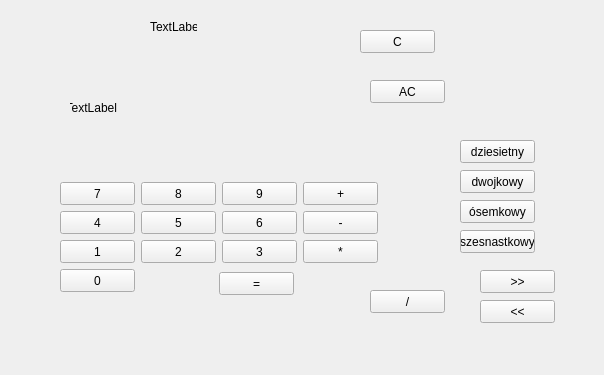
Before: the Qt Designer form calculatorinterface.ui in rekombinator/kalkulator_naukowy, drawn with Qt 5.
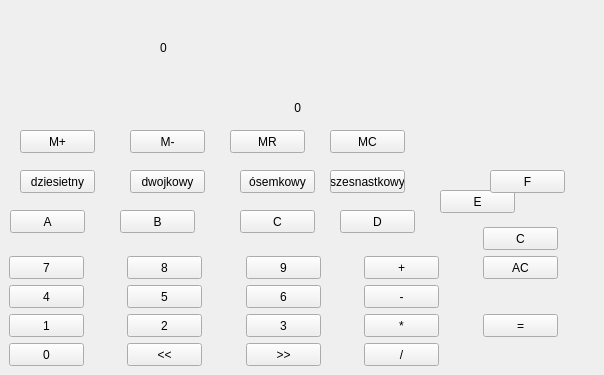
After: the same form once the commit is applied.

What changed in the file:
```diff
--- a/calculatorinterface.ui
+++ b/calculatorinterface.ui
@@ -16,14 +16,14 @@
   <widget class="QLabel" name="label">
    <property name="geometry">
     <rect>
-     <x>70</x>
+     <x>150</x>
      <y>100</y>
-     <width>47</width>
+     <width>151</width>
      <height>16</height>
     </rect>
    </property>
    <property name="text">
-    <string>TextLabel</string>
+    <string>0</string>
    </property>
    <property name="alignment">
     <set>Qt::AlignRight|Qt::AlignTrailing|Qt::AlignVCenter</set>
@@ -32,8 +32,8 @@
   <widget class="QPushButton" name="button_7">
    <property name="geometry">
     <rect>
-     <x>60</x>
-     <y>182</y>
+     <x>9</x>
+     <y>256</y>
      <width>75</width>
      <height>23</height>
     </rect>
@@ -45,8 +45,8 @@
   <widget class="QPushButton" name="button_8">
    <property name="geometry">
     <rect>
-     <x>141</x>
-     <y>182</y>
+     <x>127</x>
+     <y>256</y>
      <width>75</width>
      <height>23</height>
     </rect>
@@ -58,8 +58,8 @@
   <widget class="QPushButton" name="button_plus">
    <property name="geometry">
     <rect>
-     <x>303</x>
-     <y>182</y>
+     <x>364</x>
+     <y>256</y>
      <width>75</width>
      <height>23</height>
     </rect>
@@ -71,8 +71,8 @@
   <widget class="QPushButton" name="button_9">
    <property name="geometry">
     <rect>
-     <x>222</x>
-     <y>182</y>
+     <x>246</x>
+     <y>256</y>
      <width>75</width>
      <height>23</height>
     </rect>
@@ -84,8 +84,8 @@
   <widget class="QPushButton" name="button_4">
    <property name="geometry">
     <rect>
-     <x>60</x>
-     <y>211</y>
+     <x>9</x>
+     <y>285</y>
      <width>75</width>
      <height>23</height>
     </rect>
@@ -97,8 +97,8 @@
   <widget class="QPushButton" name="button_5">
    <property name="geometry">
     <rect>
-     <x>141</x>
-     <y>211</y>
+     <x>127</x>
+     <y>285</y>
      <width>75</width>
      <height>23</height>
     </rect>
@@ -110,8 +110,8 @@
   <widget class="QPushButton" name="button_minus">
    <property name="geometry">
     <rect>
-     <x>303</x>
-     <y>211</y>
+     <x>364</x>
+     <y>285</y>
      <width>75</width>
      <height>23</height>
     </rect>
@@ -123,8 +123,8 @@
   <widget class="QPushButton" name="button_1">
    <property name="geometry">
     <rect>
-     <x>60</x>
-     <y>240</y>
+     <x>9</x>
+     <y>314</y>
      <width>75</width>
      <height>23</height>
     </rect>
@@ -136,8 +136,8 @@
   <widget class="QPushButton" name="button_6">
    <property name="geometry">
     <rect>
-     <x>222</x>
-     <y>211</y>
+     <x>246</x>
+     <y>285</y>
      <width>75</width>
      <height>23</height>
     </rect>
@@ -149,8 +149,8 @@
   <widget class="QPushButton" name="button_2">
    <property name="geometry">
     <rect>
-     <x>141</x>
-     <y>240</y>
+     <x>127</x>
+     <y>314</y>
      <width>75</width>
      <height>23</height>
     </rect>
@@ -162,8 +162,8 @@
   <widget class="QPushButton" name="button_3">
    <property name="geometry">
     <rect>
-     <x>222</x>
-     <y>240</y>
+     <x>246</x>
+     <y>314</y>
      <width>75</width>
      <height>23</height>
     </rect>
@@ -175,8 +175,8 @@
   <widget class="QPushButton" name="button_0">
    <property name="geometry">
     <rect>
-     <x>60</x>
-     <y>269</y>
+     <x>9</x>
+     <y>343</y>
      <width>75</width>
      <height>23</height>
     </rect>
@@ -188,8 +188,8 @@
   <widget class="QPushButton" name="button_razy">
    <property name="geometry">
     <rect>
-     <x>303</x>
-     <y>240</y>
+     <x>364</x>
+     <y>314</y>
      <width>75</width>
      <height>23</height>
     </rect>
@@ -201,8 +201,8 @@
   <widget class="QPushButton" name="button_AC">
    <property name="geometry">
     <rect>
-     <x>370</x>
-     <y>80</y>
+     <x>483</x>
+     <y>256</y>
      <width>75</width>
      <height>23</height>
     </rect>
@@ -211,11 +211,11 @@
     <string>AC</string>
    </property>
   </widget>
-  <widget class="QPushButton" name="button_C">
+  <widget class="QPushButton" name="button_Clear">
    <property name="geometry">
     <rect>
-     <x>360</x>
-     <y>30</y>
+     <x>483</x>
+     <y>227</y>
      <width>75</width>
      <height>23</height>
     </rect>
@@ -227,8 +227,8 @@
   <widget class="QPushButton" name="button_rowna">
    <property name="geometry">
     <rect>
-     <x>219</x>
-     <y>272</y>
+     <x>483</x>
+     <y>314</y>
      <width>75</width>
      <height>23</height>
     </rect>
@@ -240,8 +240,8 @@
   <widget class="QPushButton" name="button_dziel">
    <property name="geometry">
     <rect>
-     <x>370</x>
-     <y>290</y>
+     <x>364</x>
+     <y>343</y>
      <width>75</width>
      <height>23</height>
     </rect>
@@ -253,7 +253,7 @@
   <widget class="QPushButton" name="button_dwa">
    <property name="geometry">
     <rect>
-     <x>460</x>
+     <x>130</x>
      <y>170</y>
      <width>75</width>
      <height>23</height>
@@ -266,8 +266,8 @@
   <widget class="QPushButton" name="button_osiem">
    <property name="geometry">
     <rect>
-     <x>460</x>
-     <y>200</y>
+     <x>240</x>
+     <y>170</y>
      <width>75</width>
      <height>23</height>
     </rect>
@@ -279,8 +279,8 @@
   <widget class="QPushButton" name="button_szesnascie">
    <property name="geometry">
     <rect>
-     <x>460</x>
-     <y>230</y>
+     <x>330</x>
+     <y>170</y>
      <width>75</width>
      <height>23</height>
     </rect>
@@ -292,8 +292,8 @@
   <widget class="QPushButton" name="button_prawo">
    <property name="geometry">
     <rect>
-     <x>480</x>
-     <y>270</y>
+     <x>246</x>
+     <y>343</y>
      <width>75</width>
      <height>23</height>
     </rect>
@@ -305,8 +305,8 @@
   <widget class="QPushButton" name="button_lewo">
    <property name="geometry">
     <rect>
-     <x>480</x>
-     <y>300</y>
+     <x>127</x>
+     <y>343</y>
      <width>75</width>
      <height>23</height>
     </rect>
@@ -318,8 +318,8 @@
   <widget class="QPushButton" name="button_dziesiec">
    <property name="geometry">
     <rect>
-     <x>460</x>
-     <y>140</y>
+     <x>20</x>
+     <y>170</y>
      <width>75</width>
      <height>23</height>
     </rect>
@@ -331,14 +331,144 @@
   <widget class="QLabel" name="label_dziesietny">
    <property name="geometry">
     <rect>
-     <x>150</x>
-     <y>20</y>
-     <width>47</width>
-     <height>13</height>
+     <x>160</x>
+     <y>40</y>
+     <width>141</width>
+     <height>16</height>
     </rect>
    </property>
    <property name="text">
-    <string>TextLabel</string>
+    <string>0</string>
+   </property>
+  </widget>
+  <widget class="QPushButton" name="button_Mplus">
+   <property name="geometry">
+    <rect>
+     <x>20</x>
+     <y>130</y>
+     <width>75</width>
+     <height>23</height>
+    </rect>
+   </property>
+   <property name="text">
+    <string>M+</string>
+   </property>
+  </widget>
+  <widget class="QPushButton" name="button_Mminus">
+   <property name="geometry">
+    <rect>
+     <x>130</x>
+     <y>130</y>
+     <width>75</width>
+     <height>23</height>
+    </rect>
+   </property>
+   <property name="text">
+    <string>M-</string>
+   </property>
+  </widget>
+  <widget class="QPushButton" name="button_Mprzywroc">
+   <property name="geometry">
+    <rect>
+     <x>230</x>
+     <y>130</y>
+     <width>75</width>
+     <height>23</height>
+    </rect>
+   </property>
+   <property name="text">
+    <string>MR</string>
+   </property>
+  </widget>
+  <widget class="QPushButton" name="button_Mclear">
+   <property name="geometry">
+    <rect>
+     <x>330</x>
+     <y>130</y>
+     <width>75</width>
+     <height>23</height>
+    </rect>
+   </property>
+   <property name="text">
+    <string>MC</string>
+   </property>
+  </widget>
+  <widget class="QPushButton" name="button_A">
+   <property name="geometry">
+    <rect>
+     <x>10</x>
+     <y>210</y>
+     <width>75</width>
+     <height>23</height>
+    </rect>
+   </property>
+   <property name="text">
+    <string>A</string>
+   </property>
+  </widget>
+  <widget class="QPushButton" name="button_B">
+   <property name="geometry">
+    <rect>
+     <x>120</x>
+     <y>210</y>
+     <width>75</width>
+     <height>23</height>
+    </rect>
+   </property>
+   <property name="text">
+    <string>B</string>
+   </property>
+  </widget>
+  <widget class="QPushButton" name="button_C">
+   <property name="geometry">
+    <rect>
+     <x>240</x>
+     <y>210</y>
+     <width>75</width>
+     <height>23</height>
+    </rect>
+   </property>
+   <property name="text">
+    <string>C</string>
+   </property>
+  </widget>
+  <widget class="QPushButton" name="button_D">
+   <property name="geometry">
+    <rect>
+     <x>340</x>
+     <y>210</y>
+     <width>75</width>
+     <height>23</height>
+    </rect>
+   </property>
+   <property name="text">
+    <string>D</string>
+   </property>
+  </widget>
+  <widget class="QPushButton" name="button_E">
+   <property name="geometry">
+    <rect>
+     <x>440</x>
+     <y>190</y>
+     <width>75</width>
+     <height>23</height>
+    </rect>
+   </property>
+   <property name="text">
+    <string>E</string>
+   </property>
+  </widget>
+  <widget class="QPushButton" name="button_F">
+   <property name="geometry">
+    <rect>
+     <x>490</x>
+     <y>170</y>
+     <width>75</width>
+     <height>23</height>
+    </rect>
+   </property>
+   <property name="text">
+    <string>F</string>
    </property>
   </widget>
  </widget>
```
